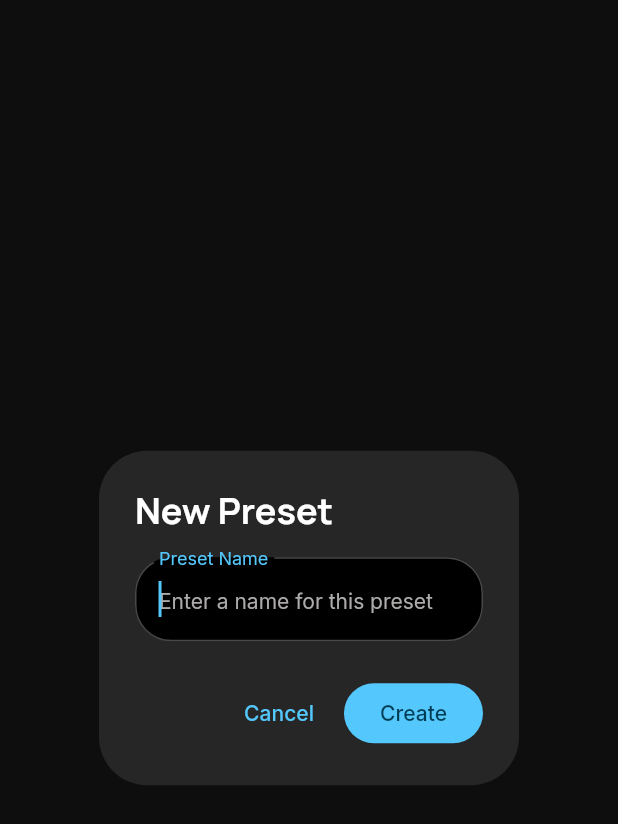
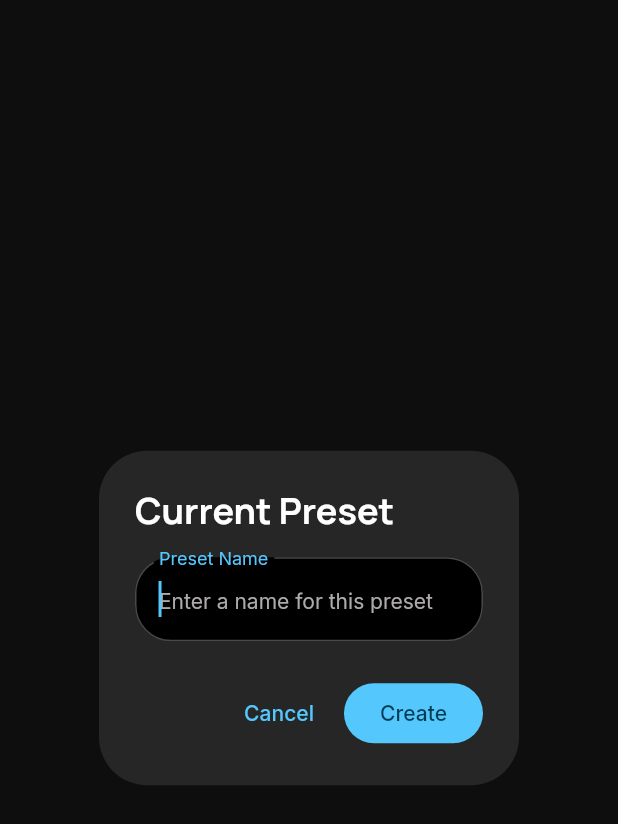
Before and after one commit to mtravascio/auranoise, a Flutter app: the PresetDialog widget shown alone on an empty page, opened directly with empty values, after a tap on "Create", on a phone screen of 412 x 824 dp. Shown: the top 824 px of the screen. Run offline on Flutter 3.47's test engine with Material 3 defaults, Android fonts, the phone set to English and light mode, and no system bars; our stand-ins replace file_picker, flutter_svg, get, google_fonts, just_audio, package_info_plus and 2 more; missing offline and left inert: just_audio_media_kit, media_kit; accounts and stored records are empty.

Commit message:
aggiornamenti v1.1.0(2)

```diff
--- a/lib/controllers/audio_controller.dart
+++ b/lib/controllers/audio_controller.dart
@@ -22,6 +22,7 @@ class AudioController extends GetxController {
   final RxDouble globalVolume = 1.0.obs;
   final RxBool isPlaying = false.obs;
   final RxBool isLoading = true.obs;
+  final RxBool isSwitching = false.obs;
   final RxString error = ''.obs;
 
   // Computed
@@ -86,6 +87,7 @@ class AudioController extends GetxController {
     activePresetId.value = _audioService.activePresetId;
     globalVolume.value = _audioService.globalVolume;
     isPlaying.value = _audioService.playing;
+    isSwitching.value = _audioService.isSwitchingPreset;
 
     // Manage wake lock based on playing state
     _manageWakeLock();
@@ -141,8 +143,10 @@ class AudioController extends GetxController {
   }
 
   Future<void> setActivePreset(String presetId) async {
+    if (isSwitching.value) return;
     await _audioService.setActivePreset(presetId);
     activePresetId.value = _audioService.activePresetId;
+    isSwitching.value = _audioService.isSwitchingPreset;
     sounds.refresh();
     isPlaying.value = _audioService.playing;
   }
--- a/lib/widgets/preset_dialog.dart
+++ b/lib/widgets/preset_dialog.dart
@@ -5,10 +5,14 @@ import '../services/audio_service.dart';
 
 class PresetDialog extends StatefulWidget {
   final AudioService audioService;
+  final String? initialName;
+  final String? presetId;
 
   const PresetDialog({
     super.key,
     required this.audioService,
+    this.initialName,
+    this.presetId,
   });
 
   @override
@@ -16,7 +20,13 @@ class PresetDialog extends StatefulWidget {
 }
 
 class _PresetDialogState extends State<PresetDialog> {
-  final _textController = TextEditingController();
+  late final TextEditingController _textController;
+
+  @override
+  void initState() {
+    super.initState();
+    _textController = TextEditingController(text: widget.initialName);
+  }
 
   @override
   void dispose() {
@@ -26,8 +36,10 @@ class _PresetDialogState extends State<PresetDialog> {
 
   @override
   Widget build(BuildContext context) {
+    final isNew = widget.presetId == null || widget.presetId == 'default';
+
     return AlertDialog(
-      title: const Text('New Preset'),
+      title: const Text('Current Preset'),
       content: TextField(
         controller: _textController,
         decoration: const InputDecoration(
@@ -42,14 +54,24 @@ class _PresetDialogState extends State<PresetDialog> {
           child: const Text('Cancel'),
         ),
         FilledButton(
-          onPressed: () {
+          onPressed: () async {
             final name = _textController.text.trim();
             if (name.isNotEmpty) {
-              widget.audioService.addPreset(name);
-              Navigator.of(context).pop();
+              if (isNew) {
+                // Create a new preset from current state
+                await widget.audioService.addPreset(name);
+              } else {
+                // Update existing preset
+                if (name != widget.initialName) {
+                  await widget.audioService.renamePreset(widget.presetId!, name);
+                }
+                // Save volumes to current preset
+                await widget.audioService.saveState();
+              }
+              if (mounted) Navigator.of(context).pop();
             }
           },
-          child: const Text('Create'),
+          child: Text(isNew ? 'Create' : 'Save'),
         ),
       ],
     );
--- a/pubspec.yaml
+++ b/pubspec.yaml
@@ -16,7 +16,7 @@ publish_to: 'none' # Remove this line if you wish to publish to pub.dev
 # https://developer.apple.com/library/archive/documentation/General/Reference/InfoPlistKeyReference/Articles/CoreFoundationKeys.html
 # In Windows, build-name is used as the major, minor, and patch parts
 # of the product and file versions while build-number is used as the build suffix.
-version: 1.0.0+1
+version: 1.1.0+2
 
 environment:
   sdk: ^3.10.4
```
Also changed, not shown: lib/screens/active_mix_screen.dart (+85 -6 lines), lib/screens/settings_screen.dart (+4 -5 lines), lib/screens/sound_mixer_screen.dart (+23 -9 lines), lib/services/audio_service.dart (+85 -33 lines).
